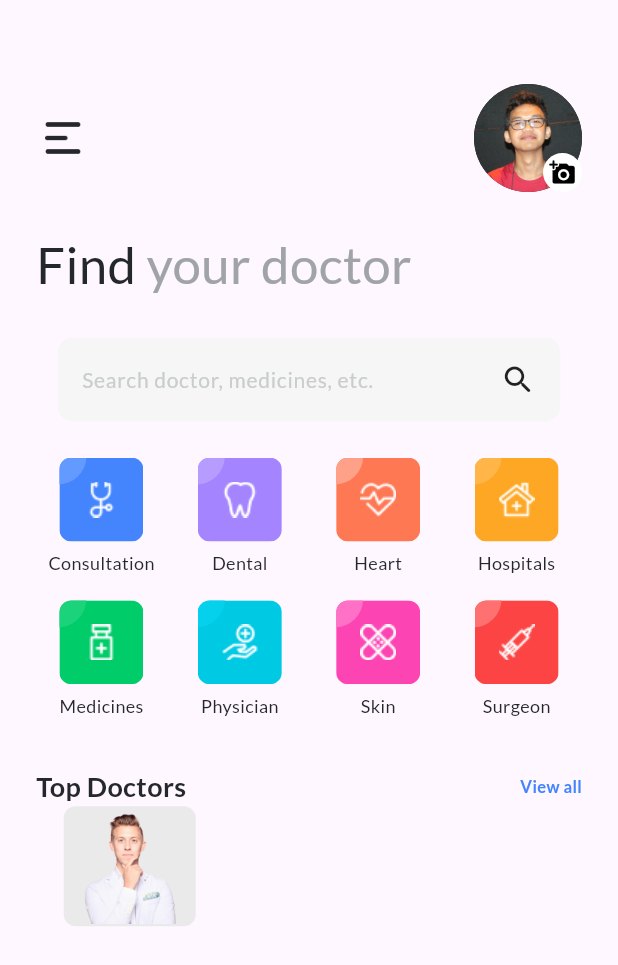
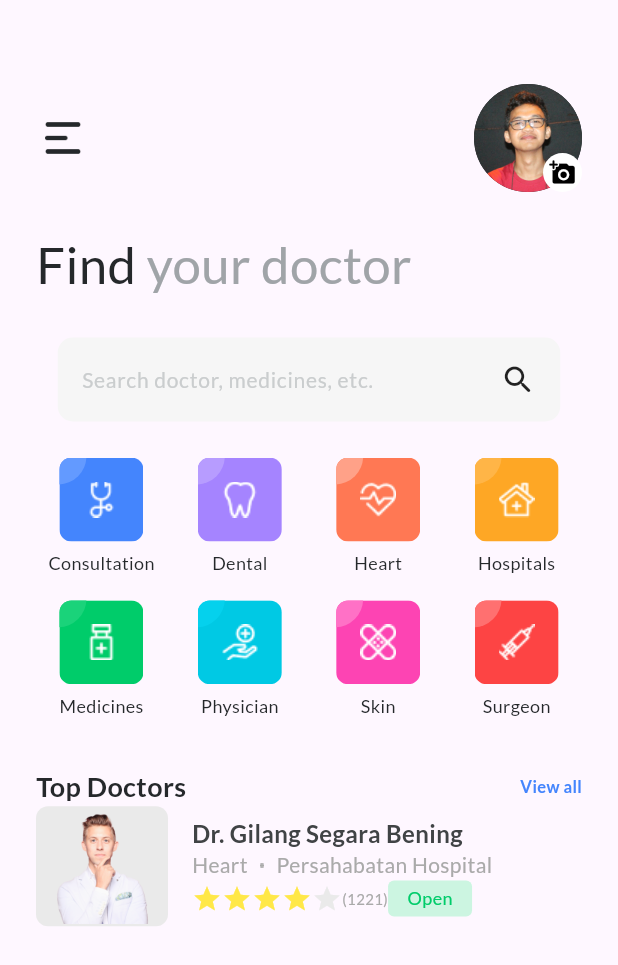
Before and after one commit to czarbasanal/flutter_doctor_app, a Flutter app: the screen it shows after launch, on a phone screen of 412 x 824 dp. Shown: the top 965 px of the screen. Run offline on Flutter 3.47's test engine with Material 2 defaults, Android fonts, the phone set to English and light mode, and no system bars; our stand-ins replace google_fonts.

Commit message:
updated doctor status

```diff
--- a/lib/doctor_item.dart
+++ b/lib/doctor_item.dart
@@ -1,12 +1,28 @@
 import 'package:flutter/material.dart';
+import 'package:flutter_doctor_app/doctor_status.dart';
+import 'package:flutter_doctor_app/rating.dart';
 import 'package:google_fonts/google_fonts.dart';
 
 class DoctorItem extends StatelessWidget {
   final String imgUrl;
+  final String doctorName;
+  final String category;
+  final String hospital;
+  final int index;
+  final int rating;
+  final String numReviews;
+  final bool status;
 
   const DoctorItem({
     super.key,
     required this.imgUrl,
+    required this.doctorName,
+    required this.category,
+    required this.hospital,
+    required this.index,
+    required this.rating,
+    required this.numReviews,
+    required this.status,
   });
 
   @override
@@ -17,6 +33,8 @@ class DoctorItem extends StatelessWidget {
           width: 327,
           height: 80,
         ),
+        Row(
+          children: [
             Container(
                 width: 88,
                 height: 80,
@@ -28,6 +46,67 @@ class DoctorItem extends StatelessWidget {
                   imgUrl,
                   scale: 2.0,
                 )),
+            Padding(
+              padding: const EdgeInsets.only(left: 16.0),
+              child: Column(
+                crossAxisAlignment: CrossAxisAlignment.start,
+                children: [
+                  Text(
+                    doctorName,
+                    style: GoogleFonts.lato(
+                      fontWeight: FontWeight.w600,
+                      fontSize: 16.0,
+                      color: const Color(0xff404345),
+                    ),
+                  ),
+                  Row(
+                    mainAxisAlignment: MainAxisAlignment.spaceBetween,
+                    children: [
+                      Text(
+                        category,
+                        style: GoogleFonts.lato(
+                          fontWeight: FontWeight.w500,
+                          fontSize: 14.0,
+                          color: const Color(0xffAAAAAA),
+                        ),
+                      ),
+                      Padding(
+                        padding: const EdgeInsets.only(left: 8.0, right: 8.0),
+                        child: Image.asset('images/Ellipse-3.png'),
+                      ),
+                      Text(
+                        hospital,
+                        style: GoogleFonts.lato(
+                          fontWeight: FontWeight.w500,
+                          fontSize: 14.0,
+                          color: const Color(0xffAAAAAA),
+                        ),
+                      ),
+                    ],
+                  ),
+                  Row(
+                    mainAxisAlignment: MainAxisAlignment.spaceBetween,
+                    children: [
+                      Rating(
+                        index: index,
+                        rating: rating,
+                      ),
+                      Text(
+                        numReviews,
+                        style: GoogleFonts.lato(
+                          fontWeight: FontWeight.w500,
+                          fontSize: 10.0,
+                          color: const Color(0xffAAAAAA),
+                        ),
+                      ),
+                      DoctorStatus(status: status),
+                    ],
+                  ),
+                ],
+              ),
+            )
+          ],
+        ),
       ],
     );
   }
--- /dev/null
+++ b/lib/doctor_status.dart
@@ -0,0 +1,45 @@
+import 'package:flutter/material.dart';
+import 'package:google_fonts/google_fonts.dart';
+
+class DoctorStatus extends StatelessWidget {
+  final bool status;
+
+  const DoctorStatus({
+    super.key,
+    required this.status,
+  });
+
+  @override
+  Widget build(BuildContext context) {
+    String statusText = '';
+    Color background = Colors.black;
+    Color textColor = Colors.white;
+
+    if (status == true) {
+      statusText = 'Open';
+      background = const Color(0xffCCF5E1);
+      textColor = const Color(0xff00CC6A);
+    } else {
+      statusText = 'Close';
+      background = const Color(0xffF7E4D9);
+      textColor = const Color(0xffCC4900);
+    }
+
+    return Container(
+      width: 56.0,
+      height: 24.0,
+      decoration: BoxDecoration(
+          borderRadius: BorderRadius.circular(4.0), color: background),
+      child: Center(
+        child: Text(
+          statusText,
+          style: GoogleFonts.lato(
+            fontWeight: FontWeight.w500,
+            fontSize: 12.0,
+            color: textColor,
+          ),
+        ),
+      ),
+    );
+  }
+}
--- a/lib/home_page.dart
+++ b/lib/home_page.dart
@@ -1,10 +1,10 @@
 import 'package:flutter/material.dart';
 import 'package:google_fonts/google_fonts.dart';
-import 'profile_icon.dart';
-import 'search_bar.dart';
-import 'menu_icon.dart';
-import 'grid_menu.dart';
-import 'doctor_item.dart';
+import 'package:flutter_doctor_app/profile_icon.dart';
+import 'package:flutter_doctor_app/search_bar.dart';
+import 'package:flutter_doctor_app/menu_icon.dart';
+import 'package:flutter_doctor_app/grid_menu.dart';
+import 'package:flutter_doctor_app/doctor_item.dart';
 
 class HomePage extends StatelessWidget {
   const HomePage({Key? key}) : super(key: key);
@@ -126,7 +126,16 @@ class HomePage extends StatelessWidget {
                   ),
                 ],
               ),
-              const DoctorItem(imgUrl: 'images/austin.png'),
+              const DoctorItem(
+                imgUrl: 'images/austin.png',
+                doctorName: 'Dr. Gilang Segara Bening',
+                category: 'Heart',
+                hospital: 'Persahabatan Hospital',
+                index: 3,
+                rating: 4,
+                numReviews: '(1221)',
+                status: true,
+              ),
             ],
           ),
         ),
--- /dev/null
+++ b/lib/rating.dart
@@ -0,0 +1,26 @@
+import 'package:flutter/material.dart';
+
+class Rating extends StatelessWidget {
+  final int index;
+  final int rating;
+
+  const Rating({
+    Key? key,
+    required this.index,
+    required this.rating,
+  }) : super(key: key);
+
+  @override
+  Widget build(BuildContext context) {
+    List<Widget> displayRating = List.generate(5, (index) {
+      return Icon(
+        Icons.star,
+        color:
+            index < rating ? const Color(0xffFFE848) : const Color(0xffEAEAEA),
+        size: 20.0,
+      );
+    });
+
+    return Row(children: displayRating);
+  }
+}
```
Also changed, not shown: images/Ellipse-3.png (added). Lines whose indentation alone changed are shown as unchanged.
